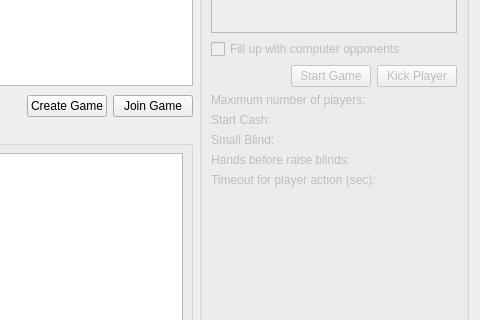
Old version of the form src/gui/qt/gamelobbydialog.ui in the repository pokerth/pokerth; both pictures show x 395 to 875 and y 199 to 519 of the 875 by 610 pixel window.
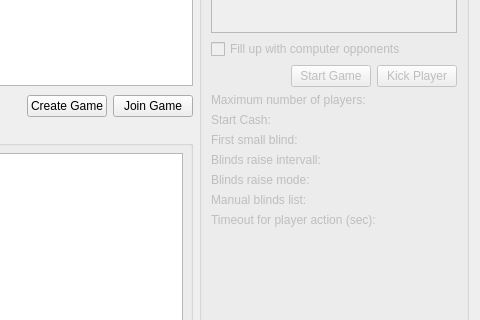
New version of the form.

Commit message: shows new blinds settings in lobby dialog

Patch:
```diff
--- a/src/gui/qt/gamelobbydialog.ui
+++ b/src/gui/qt/gamelobbydialog.ui
@@ -98,7 +98,7 @@
      </property>
      <property name="maximumSize" >
       <size>
-       <width>259</width>
+       <width>270</width>
        <height>16777215</height>
       </size>
      </property>
@@ -163,89 +163,144 @@
        </layout>
       </item>
       <item row="3" column="0" >
-       <layout class="QGridLayout" >
-        <property name="leftMargin" >
-         <number>0</number>
-        </property>
-        <property name="topMargin" >
-         <number>0</number>
-        </property>
-        <property name="rightMargin" >
-         <number>0</number>
-        </property>
-        <property name="bottomMargin" >
-         <number>0</number>
-        </property>
-        <property name="horizontalSpacing" >
-         <number>6</number>
-        </property>
-        <property name="verticalSpacing" >
-         <number>6</number>
-        </property>
-        <item row="3" column="0" >
-         <widget class="QLabel" name="label_gameDesc4" >
-          <property name="text" >
-           <string>Hands before raise blinds:</string>
-          </property>
-         </widget>
-        </item>
-        <item row="2" column="1" >
-         <widget class="QLabel" name="label_SmallBlind" >
-          <property name="alignment" >
-           <set>Qt::AlignRight|Qt::AlignTrailing|Qt::AlignVCenter</set>
-          </property>
-         </widget>
-        </item>
-        <item row="0" column="0" >
+       <layout class="QHBoxLayout" >
+        <item>
          <widget class="QLabel" name="label_gameDesc1" >
           <property name="text" >
-           <string>Maximum number of players:</string>
+           <string>Maximum number of players: </string>
           </property>
          </widget>
         </item>
-        <item row="2" column="0" >
-         <widget class="QLabel" name="label_gameDesc3" >
-          <property name="text" >
-           <string>Small Blind:</string>
-          </property>
-         </widget>
-        </item>
-        <item row="1" column="1" >
-         <widget class="QLabel" name="label_StartCash" >
-          <property name="alignment" >
-           <set>Qt::AlignRight|Qt::AlignTrailing|Qt::AlignVCenter</set>
-          </property>
-         </widget>
-        </item>
-        <item row="0" column="1" >
+        <item>
          <widget class="QLabel" name="label_MaximumNumberOfPlayers" >
           <property name="alignment" >
            <set>Qt::AlignRight|Qt::AlignTrailing|Qt::AlignVCenter</set>
           </property>
          </widget>
         </item>
-        <item row="3" column="1" >
-         <widget class="QLabel" name="label_HandsToRaiseSmallBlind" >
-          <property name="alignment" >
-           <set>Qt::AlignRight|Qt::AlignTrailing|Qt::AlignVCenter</set>
-          </property>
-         </widget>
-        </item>
-        <item row="1" column="0" >
+       </layout>
+      </item>
+      <item row="4" column="0" >
+       <layout class="QHBoxLayout" >
+        <item>
          <widget class="QLabel" name="label_gameDesc2" >
           <property name="text" >
-           <string>Start Cash:</string>
+           <string>Start Cash: </string>
           </property>
          </widget>
         </item>
-        <item row="4" column="0" >
+        <item>
+         <widget class="QLabel" name="label_StartCash" >
+          <property name="alignment" >
+           <set>Qt::AlignRight|Qt::AlignTrailing|Qt::AlignVCenter</set>
+          </property>
+         </widget>
+        </item>
+       </layout>
+      </item>
+      <item row="5" column="0" >
+       <layout class="QHBoxLayout" >
+        <item>
+         <widget class="QLabel" name="label_gameDesc3" >
+          <property name="text" >
+           <string>First small blind: </string>
+          </property>
+         </widget>
+        </item>
+        <item>
+         <widget class="QLabel" name="label_SmallBlind" >
+          <property name="alignment" >
+           <set>Qt::AlignRight|Qt::AlignTrailing|Qt::AlignVCenter</set>
+          </property>
+         </widget>
+        </item>
+       </layout>
+      </item>
+      <item row="6" column="0" >
+       <layout class="QHBoxLayout" >
+        <item>
+         <widget class="QLabel" name="label_gameDesc4" >
+          <property name="text" >
+           <string>Blinds raise intervall: </string>
+          </property>
+          <property name="alignment" >
+           <set>Qt::AlignLeading|Qt::AlignLeft|Qt::AlignTop</set>
+          </property>
+         </widget>
+        </item>
+        <item>
+         <widget class="QLabel" name="label_blindsRaiseIntervall" >
+          <property name="alignment" >
+           <set>Qt::AlignRight|Qt::AlignTop|Qt::AlignTrailing</set>
+          </property>
+         </widget>
+        </item>
+       </layout>
+      </item>
+      <item row="7" column="0" >
+       <layout class="QHBoxLayout" >
+        <item>
          <widget class="QLabel" name="label_gameDesc5" >
           <property name="text" >
-           <string>Timeout for player action (sec):</string>
+           <string>Blinds raise mode: </string>
           </property>
+          <property name="alignment" >
+           <set>Qt::AlignLeading|Qt::AlignLeft|Qt::AlignTop</set>
+          </property>
          </widget>
         </item>
-        <item row="4" column="1" >
+        <item>
+         <widget class="QLabel" name="label_blindsRaiseMode" >
+          <property name="text" >
+           <string/>
+          </property>
+          <property name="alignment" >
+           <set>Qt::AlignRight|Qt::AlignTop|Qt::AlignTrailing</set>
+          </property>
+          <property name="wordWrap" >
+           <bool>true</bool>
+          </property>
+         </widget>
+        </item>
+       </layout>
+      </item>
+      <item row="8" column="0" >
+       <layout class="QHBoxLayout" >
+        <item>
+         <widget class="QLabel" name="label_gameDesc6" >
+          <property name="text" >
+           <string>Manual blinds list:</string>
+          </property>
+          <property name="alignment" >
+           <set>Qt::AlignLeading|Qt::AlignLeft|Qt::AlignTop</set>
+          </property>
+         </widget>
+        </item>
+        <item>
+         <widget class="QLabel" name="label_blindsList" >
+          <property name="text" >
+           <string/>
+          </property>
+          <property name="alignment" >
+           <set>Qt::AlignRight|Qt::AlignTop|Qt::AlignTrailing</set>
+          </property>
+          <property name="wordWrap" >
+           <bool>true</bool>
+          </property>
+         </widget>
+        </item>
+       </layout>
+      </item>
+      <item row="9" column="0" >
+       <layout class="QHBoxLayout" >
+        <item>
+         <widget class="QLabel" name="label_gameDesc7" >
+          <property name="text" >
+           <string>Timeout for player action (sec): </string>
+          </property>
+         </widget>
+        </item>
+        <item>
          <widget class="QLabel" name="label_TimeoutForPlayerAction" >
           <property name="alignment" >
            <set>Qt::AlignRight|Qt::AlignTrailing|Qt::AlignVCenter</set>
@@ -254,20 +309,20 @@
         </item>
        </layout>
       </item>
-      <item row="4" column="0" >
+      <item row="10" column="0" >
        <spacer>
         <property name="orientation" >
          <enum>Qt::Vertical</enum>
         </property>
         <property name="sizeHint" >
          <size>
-          <width>125</width>
-          <height>71</height>
+          <width>248</width>
+          <height>91</height>
          </size>
         </property>
        </spacer>
       </item>
-      <item row="5" column="0" >
+      <item row="11" column="0" >
        <layout class="QHBoxLayout" >
         <property name="spacing" >
          <number>0</number>
```
The commit also changes 2 other files.
